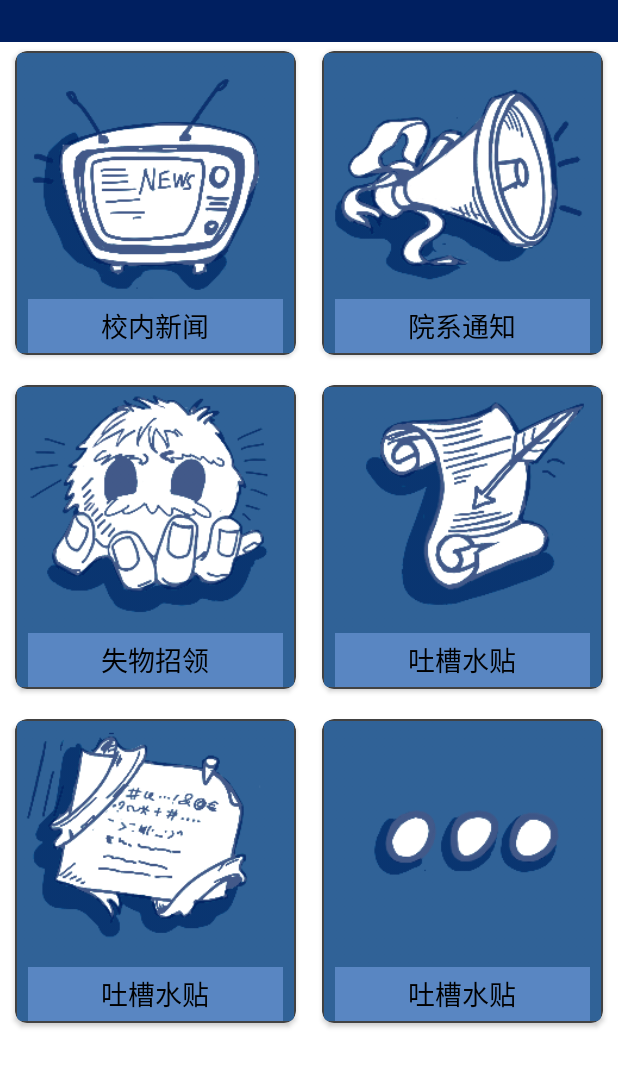
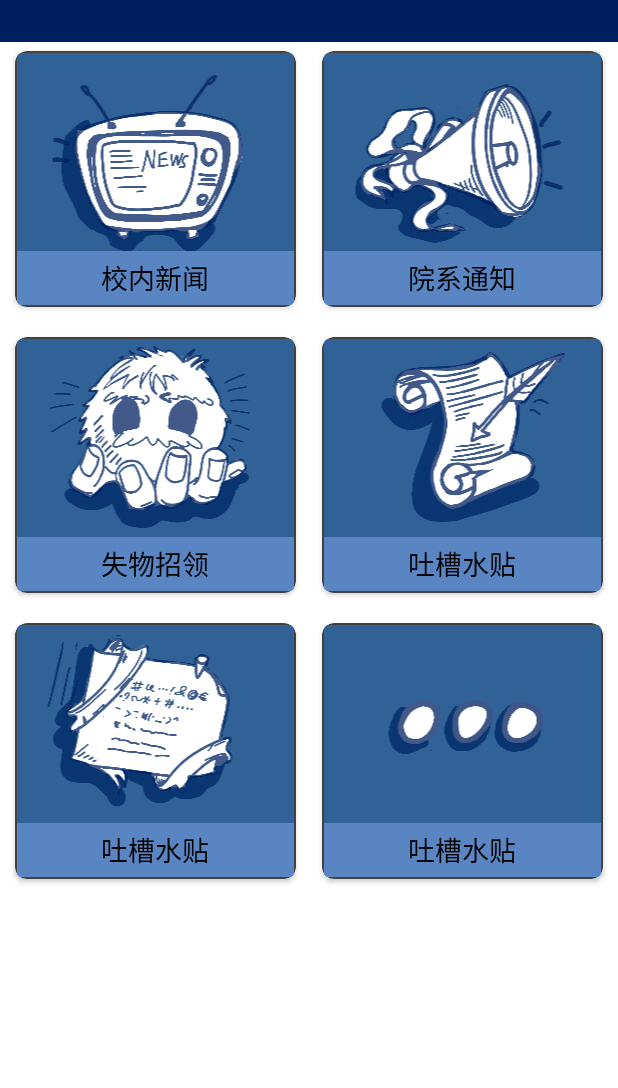
Before and after one commit to JDLINLC/-, an Android app: the screen it shows after launch (MainActivity), on a phone screen of 412 x 824 dp, the part 86-1174 px from its top. Run offline under Robolectric (Android 15) with nearby library versions, the phone set to English and light mode, and no system bars.

Commit message:
完善第一个页面

```diff
--- a/app/src/main/res/layout/item.xml
+++ b/app/src/main/res/layout/item.xml
@@ -16,15 +16,14 @@
         android:layout_width="match_parent"
         android:layout_height="match_parent">
         <ImageView
-            android:layout_width="250dp"
-            android:layout_height="200dp"
+            android:layout_width="fill_parent"
+            android:layout_height="fill_parent"
             android:id="@+id/ItemImage"
             android:src="@mipmap/part1"
             android:layout_gravity="top|center">
         </ImageView>
-
         <TextView
-            android:layout_width="170dp"
+            android:layout_width="fill_parent"
             android:layout_height="36dp"
             android:text="@string/title"
             android:layout_gravity="center_horizontal|bottom"
```
